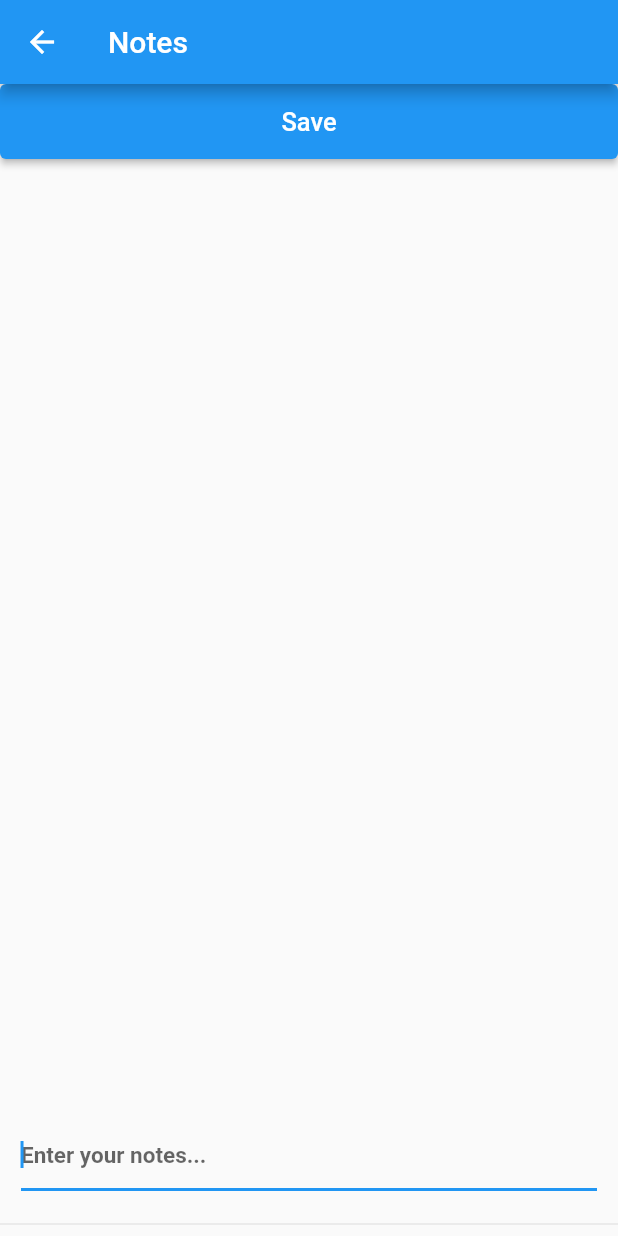
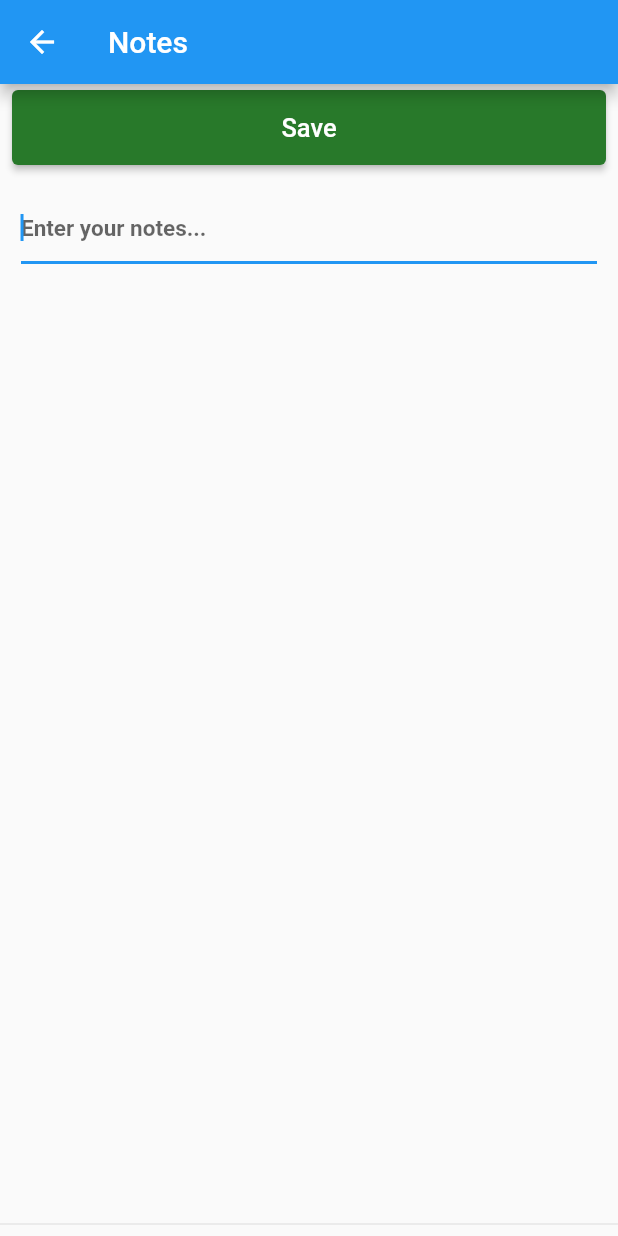
Before and after one commit to djsevy/BetterCalc, a Flutter app: the screen it shows after launch, item 2 of the bottom bar chosen, after a tap on "Save", on a phone screen of 412 x 824 dp. Run offline on Flutter 3.47's test engine with Material 2 defaults, Android fonts, the phone set to English and light mode, and no system bars.

Commit message:
added pretty changes

```diff
--- a/better_calc/lib/main.dart
+++ b/better_calc/lib/main.dart
@@ -147,17 +147,13 @@ class _CalculatorScreenState extends State<CalculatorScreen> {
   Widget _buildEquationButton(String buttonText) {
     return ElevatedButton(
       style: ElevatedButton.styleFrom(
-
           padding: const EdgeInsets.only(
               left: 15.0, top: 8.0, bottom: 8.0, right: 15.0),
-
-          backgroundColor: Colors.grey),
+          backgroundColor: Color.fromARGB(255, 209, 206, 206)),
       onPressed: () => _buttonPressed(buttonText),
       child: Text(
         buttonText,
         style: const TextStyle(fontSize: 16.0, color: Colors.black),
-
-
       ),
     );
   }
@@ -165,16 +161,13 @@ class _CalculatorScreenState extends State<CalculatorScreen> {
   Widget _buildAnswerButton(String buttonText) {
     return ElevatedButton(
       style: ElevatedButton.styleFrom(
-
           padding: const EdgeInsets.only(
               left: 15.0, top: 8.0, bottom: 8.0, right: 15.0),
-
-          backgroundColor: Colors.grey),
+          backgroundColor: Color.fromARGB(255, 209, 206, 206)),
       onPressed: () => _buttonPressed(buttonText),
       child: Text(
         _buildAnswerText(buttonText),
         style: const TextStyle(fontSize: 16.0, color: Colors.black),
-
       ),
     );
   }
@@ -201,17 +194,12 @@ class _CalculatorScreenState extends State<CalculatorScreen> {
           child: Column(
             children: [
               Row(children: [
-
                 spacer(),
-
                 _buildButton('History'),
                 spacer(),
               ]),
               Row(mainAxisAlignment: MainAxisAlignment.start, children: [
-
-
                 spacer3(),
-
                 if (firstEquationEntered)
                   _buildEquationButton(widget.eqcalc.previousEquation),
                 spacer3(),
@@ -265,9 +253,8 @@ class _CalculatorScreenState extends State<CalculatorScreen> {
         spacer(),
         Row(
           children: [
-
             spacer(),
-            _builClearButton('C'),
+            _buildClearButton('C'),
             spacer(),
             _buildSecondOperatorButton('del'),
             spacer(),
@@ -275,13 +262,11 @@ class _CalculatorScreenState extends State<CalculatorScreen> {
             spacer(),
             _buildSecondOperatorButton('>'),
             spacer(),
-
           ],
         ),
         spacer2(),
         Row(
           children: [
-
             spacer(),
             _buildFirstSecondButton('2nd'),
             spacer(),
@@ -291,13 +276,11 @@ class _CalculatorScreenState extends State<CalculatorScreen> {
             spacer(),
             _buildSpecialButton('tan(', 'tan'),
             spacer(),
-
           ],
         ),
         spacer2(),
         Row(
           children: [
-
             spacer(),
             _buildSpecialButton('^(', 'xⁿ'),
             spacer(),
@@ -307,29 +290,25 @@ class _CalculatorScreenState extends State<CalculatorScreen> {
             spacer(),
             _buildNotSpecialButton('%'),
             spacer(),
-
           ],
         ),
         spacer2(),
         Row(
           children: [
-
             spacer(),
             _buildSpecialButton('^2', 'x²'),
             spacer(),
-            _builOperatorButton('('),
+            _buildOperatorButton('('),
             spacer(),
-            _builOperatorButton(')'),
+            _buildOperatorButton(')'),
             spacer(),
-            _builOperatorButton('/'),
+            _buildOperatorButton('/'),
             spacer(),
-
           ],
         ),
         spacer2(),
         Row(
           children: [
-
             spacer(),
             _buildNumpadButton('7'),
             spacer(),
@@ -337,15 +316,13 @@ class _CalculatorScreenState extends State<CalculatorScreen> {
             spacer(),
             _buildNumpadButton('9'),
             spacer(),
-            _builOperatorButton('*'),
+            _buildOperatorButton('*'),
             spacer(),
-
           ],
         ),
         spacer2(),
         Row(
           children: [
-
             spacer(),
             _buildNumpadButton('4'),
             spacer(),
@@ -353,15 +330,13 @@ class _CalculatorScreenState extends State<CalculatorScreen> {
             spacer(),
             _buildNumpadButton('6'),
             spacer(),
-            _builOperatorButton('—'),
+            _buildOperatorButton('—'),
             spacer(),
-
           ],
         ),
         spacer2(),
         Row(
           children: [
-
             spacer(),
             _buildNumpadButton('1'),
             spacer(),
@@ -369,15 +344,13 @@ class _CalculatorScreenState extends State<CalculatorScreen> {
             spacer(),
             _buildNumpadButton('3'),
             spacer(),
-            _builOperatorButton('+'),
+            _buildOperatorButton('+'),
             spacer(),
-
           ],
         ),
         spacer2(),
         Row(
           children: [
-
             spacer(),
             _buildNumpadButton('0'),
             spacer(),
@@ -385,9 +358,8 @@ class _CalculatorScreenState extends State<CalculatorScreen> {
             spacer(),
             _buildNumpadButton('-'),
             spacer(),
-            _builOperatorButton('='),
+            _buildOperatorButton('='),
             spacer(),
-
           ],
         ),
         spacer2(),
@@ -401,9 +373,8 @@ class _CalculatorScreenState extends State<CalculatorScreen> {
         spacer(),
         Row(
           children: [
-
             spacer(),
-            _builClearButton('C'),
+            _buildClearButton('C'),
             spacer(),
             _buildSecondOperatorButton('del'),
             spacer(),
@@ -411,13 +382,11 @@ class _CalculatorScreenState extends State<CalculatorScreen> {
             spacer(),
             _buildSecondOperatorButton('>'),
             spacer(),
-
           ],
         ),
         spacer2(),
         Row(
           children: [
-
             spacer(),
             _buildSecondButton('2nd'),
             spacer(),
@@ -427,13 +396,11 @@ class _CalculatorScreenState extends State<CalculatorScreen> {
             spacer(),
             _buildSpecialButton('tan^-1(', 'tan⁻¹'),
             spacer(),
-
           ],
         ),
         spacer2(),
         Row(
           children: [
-
             spacer(),
             _buildSpecialButton('[]√(', 'ⁿ√‾‾'),
             spacer(),
@@ -443,29 +410,25 @@ class _CalculatorScreenState extends State<CalculatorScreen> {
             spacer(),
             _buildSpecialButton('ln(', 'ln'),
             spacer(),
-
           ],
         ),
         spacer2(),
         Row(
           children: [
-
             spacer(),
             _buildSpecialButton('√(', '√‾‾'),
             spacer(),
-            _builOperatorButton('('),
+            _buildOperatorButton('('),
             spacer(),
-            _builOperatorButton(')'),
+            _buildOperatorButton(')'),
             spacer(),
-            _builOperatorButton('/'),
+            _buildOperatorButton('/'),
             spacer(),
-
           ],
         ),
         spacer2(),
         Row(
           children: [
-
             spacer(),
             _buildNumpadButton('7'),
             spacer(),
@@ -473,15 +436,13 @@ class _CalculatorScreenState extends State<CalculatorScreen> {
             spacer(),
             _buildNumpadButton('9'),
             spacer(),
-            _builOperatorButton('*'),
+            _buildOperatorButton('*'),
             spacer(),
-
           ],
         ),
         spacer2(),
         Row(
           children: [
-
             spacer(),
             _buildNumpadButton('4'),
             spacer(),
@@ -489,15 +450,13 @@ class _CalculatorScreenState extends State<CalculatorScreen> {
             spacer(),
             _buildNumpadButton('6'),
             spacer(),
-            _builOperatorButton('—'),
+            _buildOperatorButton('—'),
             spacer(),
-
           ],
         ),
         spacer2(),
         Row(
           children: [
-
             spacer(),
             _buildNumpadButton('1'),
             spacer(),
@@ -505,15 +464,13 @@ class _CalculatorScreenState extends State<CalculatorScreen> {
             spacer(),
             _buildNumpadButton('3'),
             spacer(),
-            _builOperatorButton('+'),
+            _buildOperatorButton('+'),
             spacer(),
-
           ],
         ),
         spacer2(),
         Row(
           children: [
-
             spacer(),
             _buildNumpadButton('0'),
             spacer(),
@@ -521,9 +478,8 @@ class _CalculatorScreenState extends State<CalculatorScreen> {
             spacer(),
             _buildNumpadButton('-'),
             spacer(),
-            _builOperatorButton('='),
+            _buildOperatorButton('='),
             spacer(),
-
           ],
         ),
         spacer2(),
@@ -531,15 +487,12 @@ class _CalculatorScreenState extends State<CalculatorScreen> {
     );
   }
 
-
   Widget _buildSpecialButton(String buttonText, String displayText) {
     return Expanded(
       child: ElevatedButton(
         style: ElevatedButton.styleFrom(
-
             padding: const EdgeInsets.all(13.0),
             backgroundColor: Colors.indigoAccent),
-
         onPressed: () => _buttonPressed(buttonText),
         child: Text(
           displayText,
@@ -557,7 +510,6 @@ class _CalculatorScreenState extends State<CalculatorScreen> {
                 child: SingleChildScrollView(
                     child: Column(children: [
           Row(children: [
-
             spacer(),
 
             _buildButton('History'), //Have a horizontal bar/break here?
@@ -583,13 +535,11 @@ class _CalculatorScreenState extends State<CalculatorScreen> {
         ),
         Row(
           mainAxisAlignment: MainAxisAlignment.end,
-
           children: [
             spacer3(),
             _buildAnswerButton(widget.eqcalc.history[Index][1]),
             spacer3(),
           ],
-
         )
       ],
     );
@@ -599,12 +549,12 @@ class _CalculatorScreenState extends State<CalculatorScreen> {
     return Expanded(
       child: ElevatedButton(
         style: ElevatedButton.styleFrom(
-          padding: const EdgeInsets.all(13.0),
-        ),
+            padding: const EdgeInsets.all(13.0),
+            backgroundColor: Color.fromARGB(255, 156, 154, 154)),
         onPressed: () => _buttonPressed(buttonText),
         child: Text(
           buttonText,
-          style: const TextStyle(fontSize: 16.5),
+          style: const TextStyle(fontSize: 16.5, color: Colors.black),
         ),
       ),
     );
@@ -658,7 +608,7 @@ class _CalculatorScreenState extends State<CalculatorScreen> {
     );
   }
 
-  Widget _builOperatorButton(String buttonText) {
+  Widget _buildOperatorButton(String buttonText) {
     return Expanded(
       child: ElevatedButton(
         style: ElevatedButton.styleFrom(
@@ -674,12 +624,12 @@ class _CalculatorScreenState extends State<CalculatorScreen> {
     );
   }
 
-  Widget _builClearButton(String buttonText) {
+  Widget _buildClearButton(String buttonText) {
     return Expanded(
       child: ElevatedButton(
         style: ElevatedButton.styleFrom(
           padding: const EdgeInsets.all(13.0),
-          backgroundColor: Colors.red,
+          backgroundColor: Color.fromARGB(255, 200, 53, 43),
         ),
         onPressed: () => _buttonPressed(buttonText),
         child: Text(
@@ -827,7 +777,6 @@ class _NotesPageState extends State<NotesPage> {
       setState(() {
         _textEditingController.text = value;
 
-
         //Can then do a print to see it to check if it's loading properly.
       });
     });
@@ -835,54 +784,45 @@ class _NotesPageState extends State<NotesPage> {
 
   void _saveNotes() {
     widget.notesStorage.writeToNotes(_textEditingController.text);
-
-
   }
 
   Widget spacer() {
     return SizedBox(width: 8.0, height: 4.0);
-
   }
 
   Widget _buildSaveButton() {
     return Expanded(
       child: ElevatedButton(
         style: ElevatedButton.styleFrom(
-          padding: const EdgeInsets.all(15.0),
-        ),
+            padding: const EdgeInsets.all(15.0),
+            backgroundColor: const Color.fromARGB(255, 40, 121, 42)),
         onPressed: () => _saveNotes(),
         child: Text(
           'Save',
-
           style: const TextStyle(fontSize: 17.0),
-
         ),
       ),
     );
   }
 
   Widget _buildNotes() {
-
     return Column(
       children: [
         Expanded(
             child: Container(
           child: Column(
-
-
             children: [
-              // spacer(),
+              spacer(),
               Row(children: [
-                // spacer(),
+                spacer(),
                 _buildSaveButton(),
-                // spacer(),
+                spacer(),
               ]),
-              // spacer(),
+              spacer(),
               Expanded(
                   child: Container(
                 padding: const EdgeInsets.all(14.0),
-                alignment: Alignment.bottomLeft,
-
+                alignment: Alignment.topLeft,
                 child: GestureDetector(
                   child: TextField(
                     autofocus: true,
@@ -946,11 +886,9 @@ class SettingsPageState extends State<SettingsPage> {
     });
   }
 
-
   Widget spacer() {
     return SizedBox(width: 8.0, height: 4.0);
   }
-
 
   @override
   Widget build(BuildContext context) {
@@ -959,7 +897,6 @@ class SettingsPageState extends State<SettingsPage> {
           title: const Text('Settings'),
         ),
         body: Column(children: [
-
           spacer(),
           Row(children: [
             spacer(),
@@ -968,8 +905,8 @@ class SettingsPageState extends State<SettingsPage> {
                     onPressed: () => widget.clearHistory(
                         100), // Passing value to the parent widget.
                     style: ElevatedButton.styleFrom(
-                      padding: const EdgeInsets.all(13.0),
-                    ),
+                        padding: const EdgeInsets.all(13.0),
+                        backgroundColor: Color.fromARGB(255, 172, 47, 38)),
                     child: Text(
                       'Clear History',
                       style: const TextStyle(
@@ -986,12 +923,11 @@ class SettingsPageState extends State<SettingsPage> {
             Column(
               children: [
                 Text("Display all answers in ",
-                  style: const TextStyle(fontSize: 18)),
+                    style: const TextStyle(fontSize: 18)),
                 Text("scientific notation: ",
-                  style: const TextStyle(fontSize: 18)),
+                    style: const TextStyle(fontSize: 18)),
               ],
             ),
-
 
             Switch(
               value: widget.scientificNotMode,
@@ -1001,7 +937,6 @@ class SettingsPageState extends State<SettingsPage> {
               //     left: 15.0, top: 8.0, bottom: 8.0, right: 15.0),
               // alignment: Alignment.bottomLeft),
             ),
-
           ]),
         ]));
   }
```
